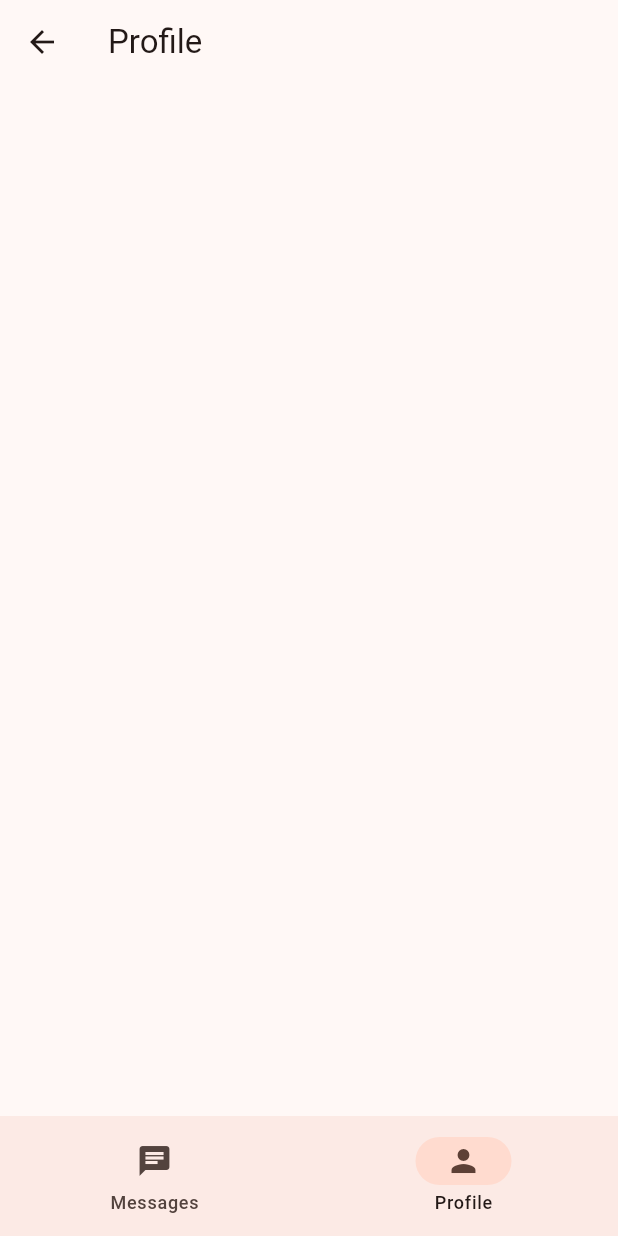
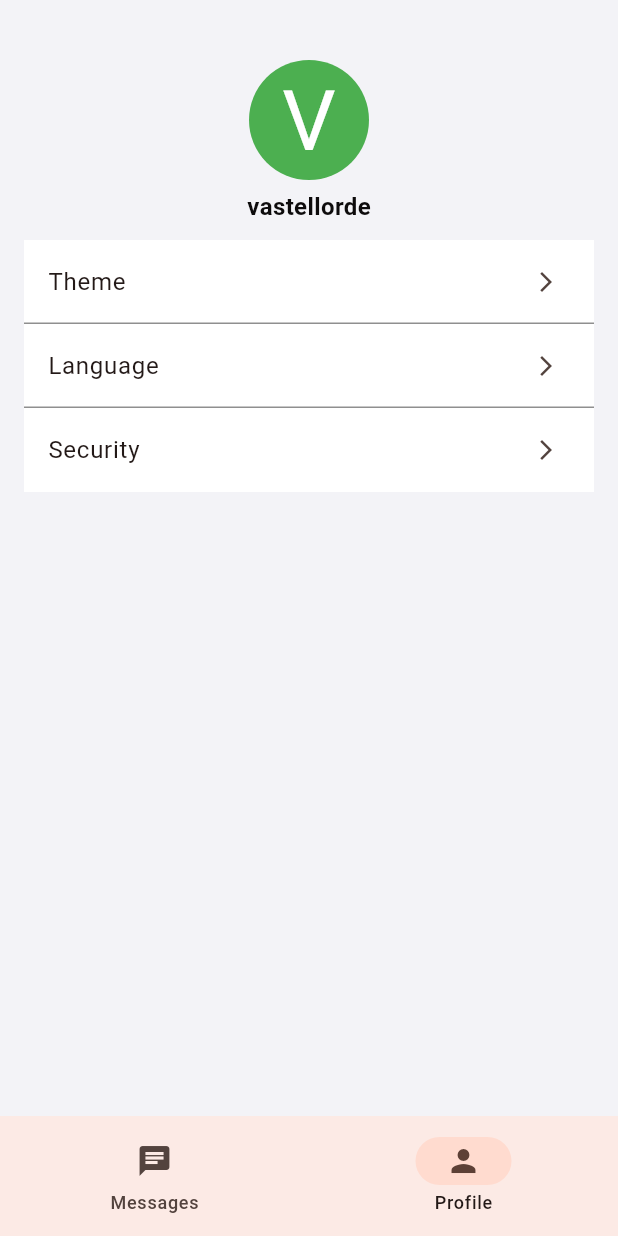
Before and after one commit to vastellorde/my_messenger, a Flutter app: the ProfilePage screen opened by its route, on a phone screen of 412 x 824 dp. Run offline on Flutter 3.47's test engine with Material 3 defaults, Android fonts, the phone set to English and light mode, and no system bars; our stand-ins replace auto_route, cloud_firestore, dio, firebase_auth, firebase_core, flutter_bloc and 7 more; missing offline and left inert: talker_bloc_logger, talker_dio_logger; accounts and stored records are empty; generated files the repository leaves out were written again; statements that could not run were skipped.

Commit message:
feat(profile): init profile page

```diff
--- a/lib/features/profile/presentation/ui/profile_page.dart
+++ b/lib/features/profile/presentation/ui/profile_page.dart
@@ -1,5 +1,7 @@
 import 'package:auto_route/auto_route.dart';
 import 'package:flutter/material.dart';
+import 'package:my_messenger/app/theme/app_colors.dart';
+import 'package:my_messenger/features/profile/presentation/ui/widgets/profile_sliver_app_bar.dart';
 
 @RoutePage()
 class ProfilePage extends StatelessWidget {
@@ -8,10 +10,50 @@ class ProfilePage extends StatelessWidget {
   @override
   Widget build(BuildContext context) {
     return Scaffold(
-      appBar: AppBar(
-        title: const Text('Profile'),
+      body: CustomScrollView(
+        slivers: [
+          SliverPersistentHeader(
+            delegate: ProfileSliverAppBar(),
+            pinned: true,
+          ),
+          SliverPadding(
+            padding: const EdgeInsets.symmetric(horizontal: 16),
+            sliver: SliverList.list(
+              children: ListTile.divideTiles(
+                tiles: const [
+                  ListTile(
+                    title: Text('Theme'),
+                    tileColor: Colors.white,
+                    trailing: Icon(
+                      Icons.arrow_forward_ios,
+                      size: 16,
+                    ),
+                  ),
+                  ListTile(
+                    title: Text('Language'),
+                    tileColor: Colors.white,
+                    trailing: Icon(
+                      Icons.arrow_forward_ios,
+                      size: 16,
+                    ),
+                  ),
+                  ListTile(
+                    title: Text('Security'),
+                    tileColor: Colors.white,
+                    trailing: Icon(
+                      Icons.arrow_forward_ios,
+                      size: 16,
+                    ),
+                  ),
+                ],
+                context: context,
+                color: AppColors.gray,
+              ).toList(),
+            ),
+          ),
+        ],
       ),
-      body: ListView(),
+      backgroundColor: Theme.of(context).colorScheme.background,
     );
   }
 }
--- /dev/null
+++ b/lib/features/profile/presentation/ui/widgets/profile_avatar.dart
@@ -0,0 +1,25 @@
+import 'package:flutter/material.dart';
+
+class ProfileAvatar extends StatelessWidget {
+  final String name;
+  const ProfileAvatar({required this.name, super.key});
+
+  @override
+  Widget build(BuildContext context) {
+    return DecoratedBox(
+      decoration: const BoxDecoration(
+        color: Colors.green,
+        shape: BoxShape.circle,
+      ),
+      child: FittedBox(
+        fit: BoxFit.fitHeight,
+        child: Text(
+          name.characters.first.toUpperCase(),
+          style: const TextStyle(
+            color: Colors.white,
+          ),
+        ),
+      ),
+    );
+  }
+}
```
Also changed, not shown: lib/core/tweens/double_tween.dart (added, +8 -0 lines), lib/features/profile/presentation/ui/widgets/profile_sliver_app_bar.dart (added, +76 -0 lines).
